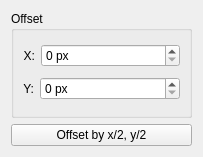
The window that plugins/extensions/offsetimage/wdg_offsetimage.ui (KDE/krita) describes before a commit, drawn with Qt 5.
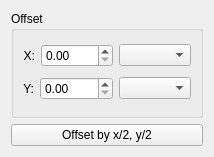
The same window after the commit. Custom widgets are drawn as their Qt base class.

The edit to the form file:
```diff
--- a/plugins/extensions/offsetimage/wdg_offsetimage.ui
+++ b/plugins/extensions/offsetimage/wdg_offsetimage.ui
@@ -6,7 +6,7 @@
    <rect>
     <x>0</x>
     <y>0</y>
-    <width>203</width>
+    <width>214</width>
     <height>157</height>
    </rect>
   </property>
@@ -21,7 +21,7 @@
      </property>
      <layout class="QVBoxLayout">
       <item>
-       <layout class="QHBoxLayout" name="offsetRowX" stretch="0,1">
+       <layout class="QHBoxLayout" name="offsetRowX" stretch="0,0,0">
         <property name="leftMargin">
          <number>0</number>
         </property>
@@ -45,19 +45,22 @@
          </widget>
         </item>
         <item>
-         <widget class="KisIntParseSpinBox" name="offsetXspinBox">
-          <property name="suffix">
-           <string> px</string>
-          </property>
-          <property name="maximum">
-           <number>999999999</number>
+         <widget class="KisDoubleParseUnitSpinBox" name="offsetXdoubleSpinBox">
+          <property name="sizePolicy">
+           <sizepolicy hsizetype="Expanding" vsizetype="Fixed">
+            <horstretch>0</horstretch>
+            <verstretch>0</verstretch>
+           </sizepolicy>
           </property>
          </widget>
         </item>
+        <item>
+         <widget class="QComboBox" name="unitXComboBox"/>
+        </item>
        </layout>
       </item>
       <item>
-       <layout class="QHBoxLayout" name="offsetRowY" stretch="0,1">
+       <layout class="QHBoxLayout" name="offsetRowY" stretch="0,0,0">
         <item>
          <widget class="QLabel" name="yLabel">
           <property name="text">
@@ -69,15 +72,18 @@
          </widget>
         </item>
         <item>
-         <widget class="KisIntParseSpinBox" name="offsetYspinBox">
-          <property name="suffix">
-           <string> px</string>
-          </property>
-          <property name="maximum">
-           <number>999999999</number>
+         <widget class="KisDoubleParseUnitSpinBox" name="offsetYdoubleSpinBox">
+          <property name="sizePolicy">
+           <sizepolicy hsizetype="Expanding" vsizetype="Fixed">
+            <horstretch>0</horstretch>
+            <verstretch>0</verstretch>
+           </sizepolicy>
           </property>
          </widget>
         </item>
+        <item>
+         <widget class="QComboBox" name="unitYComboBox"/>
+        </item>
        </layout>
       </item>
      </layout>
@@ -116,9 +122,9 @@
  </widget>
  <customwidgets>
   <customwidget>
-   <class>KisIntParseSpinBox</class>
-   <extends>QSpinBox</extends>
-   <header>kis_int_parse_spin_box.h</header>
+   <class>KisDoubleParseUnitSpinBox</class>
+   <extends>QDoubleSpinBox</extends>
+   <header>kis_double_parse_unit_spin_box.h</header>
   </customwidget>
  </customwidgets>
  <resources/>
```
